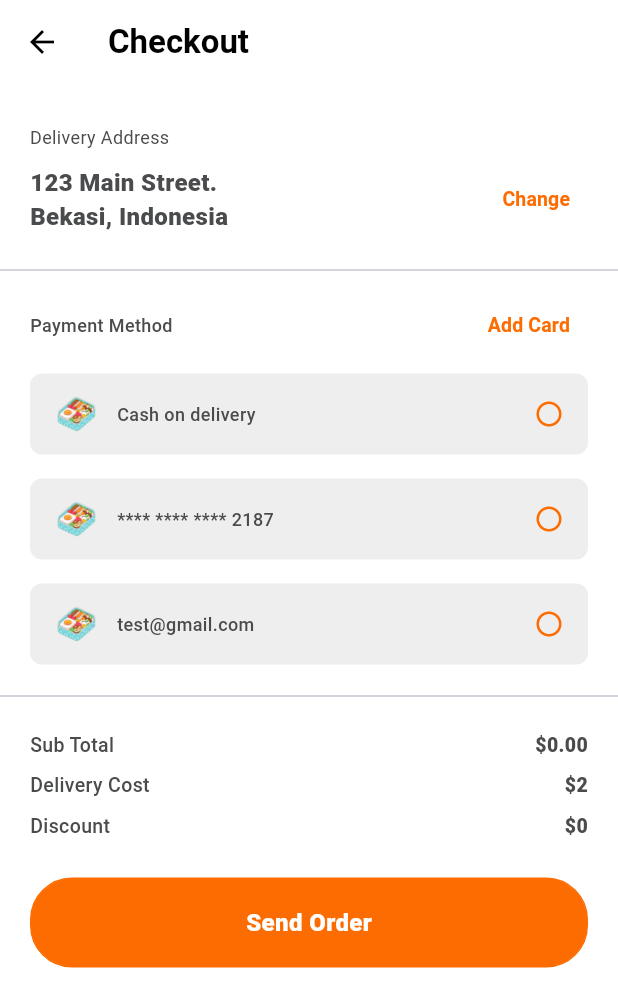
After one commit to ChrisGit889/eatzy_food_delivery, a Flutter app: the CheckoutScreen screen opened directly, on a phone screen of 412 x 824 dp. The commit adds this screen. Shown: the top 1007 px of the screen. Run offline on Flutter 3.47's test engine with Material 3 defaults, Android fonts, the phone set to English and light mode, and no system bars; our stand-ins replace carousel_slider, cloud_firestore, firebase_auth, firebase_core, google_fonts, shared_preferences and 1 more; accounts and stored records are empty.

Commit message:
Add CheckoutScreen with payment method selection and delivery address display

```diff
--- a/lib/constants.dart
+++ b/lib/constants.dart
@@ -1,3 +1,5 @@
 import 'dart:ui';
 
 const EATZY_ORANGE = Color(0xFFFD6C00);
+const primaryText = Color(0xff4A4B4D);
+const secondaryText = Color(0xff7C7D7E);
--- a/lib/data/dummy/dummy_data.dart
+++ b/lib/data/dummy/dummy_data.dart
@@ -5,6 +5,12 @@ class DummyData {
     'https://images.unsplash.com/photo-1504674900247-0877df9cc836',
     'https://images.unsplash.com/photo-1517248135467-4c7edcad34c4',
     'https://images.unsplash.com/photo-1525610553991-2bede1a236e2',
+  ];
+
+  List paymentArr = [
+    {"name": "Cash on delivery", "icon": "assets/images/pick.png"},
+    {"name": "**** **** **** 2187", "icon": "assets/images/pick.png"},
+    {"name": "test@gmail.com", "icon": "assets/images/pick.png"},
   ];
 
   List<String> foodImages = [
--- /dev/null
+++ b/lib/screens/cart/checkout_screen.dart
@@ -0,0 +1,297 @@
+import 'package:flutter/material.dart';
+import 'package:eatzy_food_delivery/constants.dart';
+import 'change_address_view.dart';
+import 'package:eatzy_food_delivery/data/dummy/dummy_data.dart';
+import 'package:provider/provider.dart';
+import 'package:eatzy_food_delivery/data/models/cart_model.dart';
+
+class CheckoutScreen extends StatefulWidget {
+  const CheckoutScreen({super.key});
+
+  @override
+  State<CheckoutScreen> createState() => _CheckoutScreenState();
+}
+
+class _CheckoutScreenState extends State<CheckoutScreen> {
+  int selectMethod = -1;
+
+  @override
+  Widget build(BuildContext context) {
+    return Scaffold(
+      appBar: AppBar(
+        title: const Text(
+          'Checkout',
+          style: TextStyle(color: Colors.black, fontWeight: FontWeight.bold),
+        ),
+        backgroundColor: Colors.white,
+        elevation: 0,
+        iconTheme: const IconThemeData(color: Colors.black),
+      ),
+      body: SingleChildScrollView(
+        child: Padding(
+          padding: const EdgeInsets.symmetric(vertical: 12.0),
+          child: Column(
+            children: [
+              // Delivery Address Section
+              Padding(
+                padding: const EdgeInsets.symmetric(
+                  vertical: 15,
+                  horizontal: 20,
+                ),
+                child: Column(
+                  crossAxisAlignment: CrossAxisAlignment.start,
+                  children: [
+                    Text(
+                      'Delivery Address',
+                      textAlign: TextAlign.center,
+                      style: TextStyle(fontSize: 12, color: primaryText),
+                    ),
+                    SizedBox(height: 9),
+                    Row(
+                      mainAxisAlignment: MainAxisAlignment.spaceBetween,
+                      children: [
+                        Expanded(
+                          child: Text(
+                            '123 Main Street.\nBekasi, Indonesia',
+                            style: TextStyle(
+                              fontSize: 16,
+                              fontWeight: FontWeight.w800,
+                              color: primaryText,
+                            ),
+                          ),
+                        ),
+                        const SizedBox(width: 5),
+                        TextButton(
+                          onPressed: () {
+                            Navigator.push(
+                              context,
+                              MaterialPageRoute(
+                                builder: (context) => const ChangeAddressView(),
+                              ),
+                            );
+                          },
+                          child: Text(
+                            'Change',
+                            textAlign: TextAlign.center,
+                            style: TextStyle(
+                              fontSize: 13,
+                              color: EATZY_ORANGE,
+                              fontWeight: FontWeight.w600,
+                            ),
+                          ),
+                        ),
+                      ],
+                    ),
+                  ],
+                ),
+              ),
+              const Divider(),
+
+              // Payment Method Section
+              Padding(
+                padding: const EdgeInsets.symmetric(
+                  horizontal: 20,
+                  vertical: 5,
+                ),
+                child: Column(
+                  crossAxisAlignment: CrossAxisAlignment.start,
+                  children: [
+                    Row(
+                      mainAxisAlignment: MainAxisAlignment.spaceBetween,
+                      children: [
+                        Text(
+                          "Payment Method",
+                          textAlign: TextAlign.center,
+                          style: TextStyle(
+                            fontSize: 12,
+                            color: primaryText,
+                            fontWeight: FontWeight.w500,
+                          ),
+                        ),
+                        TextButton.icon(
+                          onPressed: () {},
+                          label: Text(
+                            "Add Card",
+                            style: TextStyle(
+                              fontSize: 13,
+                              color: EATZY_ORANGE,
+                              fontWeight: FontWeight.w600,
+                            ),
+                          ),
+                        ),
+                      ],
+                    ),
+                    ListView.builder(
+                      padding: EdgeInsets.zero,
+                      shrinkWrap: true,
+                      itemCount: DummyData().paymentArr.length,
+                      itemBuilder: (context, index) {
+                        return Container(
+                          margin: const EdgeInsets.symmetric(vertical: 8),
+                          padding: const EdgeInsets.symmetric(
+                            vertical: 12,
+                            horizontal: 16,
+                          ),
+                          decoration: BoxDecoration(
+                            borderRadius: BorderRadius.circular(8),
+                            color: Colors.grey.shade200,
+                          ),
+                          child: Row(
+                            children: [
+                              Image.asset(
+                                DummyData().paymentArr[index]['icon'],
+                                width: 30,
+                                height: 30,
+                                fit: BoxFit.contain,
+                              ),
+                              const SizedBox(width: 12),
+                              Expanded(
+                                child: Text(
+                                  DummyData().paymentArr[index]['name'],
+                                  style: TextStyle(
+                                    fontSize: 12,
+                                    fontWeight: FontWeight.w500,
+                                    color: primaryText,
+                                  ),
+                                ),
+                              ),
+                              InkWell(
+                                onTap: () {
+                                  setState(() {
+                                    selectMethod = index;
+                                  });
+                                },
+                                child: Icon(
+                                  selectMethod == index
+                                      ? Icons.check_circle
+                                      : Icons.radio_button_off,
+                                  color: EATZY_ORANGE,
+                                  size: 20,
+                                ),
+                              ),
+                            ],
+                          ),
+                        );
+                      },
+                    ),
+                  ],
+                ),
+              ),
+
+              const Divider(),
+
+              // Order Summary Section
+              Consumer<CartModel>(
+                builder: (context, cart, child) => Padding(
+                  padding: EdgeInsets.symmetric(horizontal: 20),
+                  child: Column(
+                    crossAxisAlignment: CrossAxisAlignment.start,
+                    children: [
+                      const SizedBox(height: 15),
+                      Row(
+                        mainAxisAlignment: MainAxisAlignment.spaceBetween,
+                        children: [
+                          Text(
+                            "Sub Total",
+                            textAlign: TextAlign.center,
+                            style: TextStyle(
+                              color: primaryText,
+                              fontSize: 13,
+                              fontWeight: FontWeight.w500,
+                            ),
+                          ),
+                          Text(
+                            '\$${cart.totalPrice.toStringAsFixed(2)}',
+                            style: TextStyle(
+                              color: primaryText,
+                              fontSize: 13,
+                              fontWeight: FontWeight.w800,
+                            ),
+                          ),
+                        ],
+                      ),
+                      const SizedBox(height: 8),
+                      Row(
+                        mainAxisAlignment: MainAxisAlignment.spaceBetween,
+                        children: [
+                          Text(
+                            "Delivery Cost",
+                            textAlign: TextAlign.center,
+                            style: TextStyle(
+                              color: primaryText,
+                              fontSize: 13,
+                              fontWeight: FontWeight.w500,
+                            ),
+                          ),
+                          Text(
+                            '\$2',
+                            style: TextStyle(
+                              color: primaryText,
+                              fontSize: 13,
+                              fontWeight: FontWeight.w800,
+                            ),
+                          ),
+                        ],
+                      ),
+                      const SizedBox(height: 8),
+                      Row(
+                        mainAxisAlignment: MainAxisAlignment.spaceBetween,
+                        children: [
+                          Text(
+                            "Discount",
+                            textAlign: TextAlign.center,
+                            style: TextStyle(
+                              color: primaryText,
+                              fontSize: 13,
+                              fontWeight: FontWeight.w500,
+                            ),
+                          ),
+                          Text(
+                            '\$0',
+                            style: TextStyle(
+                              color: primaryText,
+                              fontSize: 13,
+                              fontWeight: FontWeight.w800,
+                            ),
+                          ),
+                        ],
+                      ),
+                    ],
+                  ),
+                ),
+              ),
+
+              // Send Order Button
+              Padding(
+                padding: const EdgeInsets.symmetric(
+                  horizontal: 20,
+                  vertical: 25,
+                ),
+                child: InkWell(
+                  onTap: () {},
+                  child: Container(
+                    height: 60,
+                    alignment: Alignment.center,
+                    decoration: BoxDecoration(
+                      border: Border.all(color: EATZY_ORANGE, width: 1),
+                      color: EATZY_ORANGE,
+                      borderRadius: BorderRadius.circular(28),
+                    ),
+                    child: Text(
+                      'Send Order',
+                      style: TextStyle(
+                        color: Colors.white,
+                        fontSize: 16,
+                        fontWeight: FontWeight.w800,
+                      ),
+                    ),
+                  ),
+                ),
+              ),
+            ],
+          ),
+        ),
+      ),
+    );
+  }
+}
```
